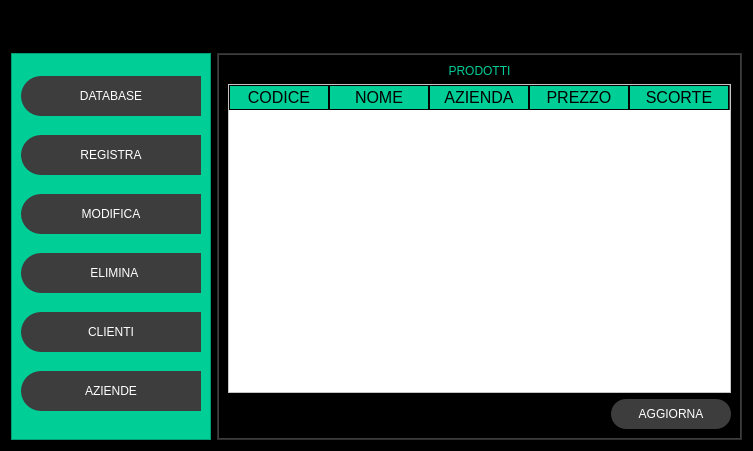
The window that GUI/disegno.ui (Daniel-Diocis/Software-Gestionale-Magazzino) describes before a commit, drawn with Qt 5.
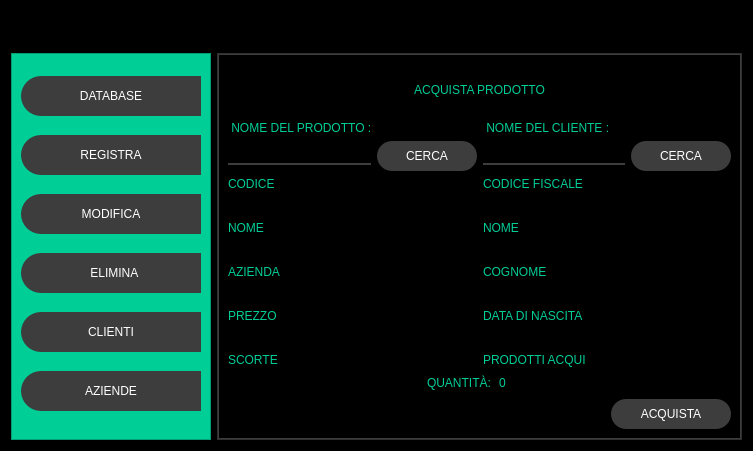
The same window after the commit. The open tabs and pages were chosen to show the change. Icons and pictures are not drawn.

Diff of the .ui file:
```diff
--- a/GUI/disegno.ui
+++ b/GUI/disegno.ui
@@ -137,7 +137,7 @@
             </property>
             <property name="icon">
              <iconset>
-              <normaloff>imagenes/menu.svg</normaloff>imagenes/menu.svg</iconset>
+              <normaloff>../immagini/menu.svg</normaloff>../immagini/menu.svg</iconset>
             </property>
             <property name="iconSize">
              <size>
@@ -335,7 +335,7 @@
                </property>
                <property name="icon">
                 <iconset>
-                 <normaloff>imagenes/base datos.svg</normaloff>imagenes/base datos.svg</iconset>
+                 <normaloff>../immagini/database.svg</normaloff>../immagini/database.svg</iconset>
                </property>
                <property name="iconSize">
                 <size>
@@ -358,7 +358,7 @@
                </property>
                <property name="icon">
                 <iconset>
-                 <normaloff>imagenes/registrar.svg</normaloff>imagenes/registrar.svg</iconset>
+                 <normaloff>../immagini/registrare.svg</normaloff>../immagini/registrare.svg</iconset>
                </property>
                <property name="iconSize">
                 <size>
@@ -381,7 +381,7 @@
                </property>
                <property name="icon">
                 <iconset>
-                 <normaloff>imagenes/actualizar.svg</normaloff>imagenes/actualizar.svg</iconset>
+                 <normaloff>../immagini/modifiche.svg</normaloff>../immagini/modifiche.svg</iconset>
                </property>
                <property name="iconSize">
                 <size>
@@ -410,7 +410,7 @@
                </property>
                <property name="icon">
                 <iconset>
-                 <normaloff>imagenes/eliminar.svg</normaloff>imagenes/eliminar.svg</iconset>
+                 <normaloff>../immagini/eliminare.svg</normaloff>../immagini/eliminare.svg</iconset>
                </property>
                <property name="iconSize">
                 <size>
@@ -439,7 +439,7 @@
                </property>
                <property name="icon">
                 <iconset>
-                 <normaloff>imagenes/ajustes.svg</normaloff>imagenes/ajustes.svg</iconset>
+                 <normaloff>../immagini/cliente.svg</normaloff>../immagini/cliente.svg</iconset>
                </property>
                <property name="iconSize">
                 <size>
@@ -462,7 +462,7 @@
                </property>
                <property name="icon">
                 <iconset>
-                 <normaloff>imagenes/ajustes.svg</normaloff>imagenes/ajustes.svg</iconset>
+                 <normaloff>../immagini/azienda.svg</normaloff>../immagini/azienda.svg</iconset>
                </property>
                <property name="iconSize">
                 <size>
@@ -536,6 +536,13 @@
     background-color:  rgb(0, 0, 0);
     border: 1px solid  rgb(0, 206, 151);
 }
+
+QSpinBox {
+	font: 87 12pt &quot;Arial Black&quot;;
+	background-color:#000000ff;
+	color: rgb(0, 206, 151);
+	border:0px solid #14C8DC;
+}
 </string>
             </property>
             <property name="frameShape">
@@ -560,12 +567,12 @@
              <item>
               <widget class="QStackedWidget" name="stackedWidget">
                <property name="currentIndex">
-                <number>11</number>
+                <number>0</number>
                </property>
                <widget class="QWidget" name="page_database">
-                <layout class="QVBoxLayout" name="verticalLayout_9">
+                <layout class="QHBoxLayout" name="horizontalLayout_11">
                  <item>
-                  <layout class="QVBoxLayout" name="verticalLayout_4">
+                  <layout class="QVBoxLayout" name="verticalLayout_18">
                    <item>
                     <widget class="QLabel" name="label_3">
                      <property name="text">
@@ -620,6 +627,19 @@
                        </property>
                       </spacer>
                      </item>
+                     <item>
+                      <widget class="QPushButton" name="bt_acquista">
+                       <property name="minimumSize">
+                        <size>
+                         <width>120</width>
+                         <height>30</height>
+                        </size>
+                       </property>
+                       <property name="text">
+                        <string>ACQUISTA</string>
+                       </property>
+                      </widget>
+                     </item>
                      <item>
                       <widget class="QPushButton" name="bt_aggiorna">
                        <property name="minimumSize">
@@ -1138,6 +1158,8 @@
                 </property>
                 <layout class="QVBoxLayout" name="verticalLayout_15">
                  <item>
+                  <layout class="QVBoxLayout" name="verticalLayout_14">
+                   <item>
                   <widget class="QLabel" name="label_19">
                    <property name="text">
                     <string>CLIENTI</string>
@@ -1251,6 +1273,8 @@
                   </layout>
                  </item>
                 </layout>
+                 </item>
+                </layout>
                </widget>
                <widget class="QWidget" name="page_aggiungi_cliente">
                 <layout class="QVBoxLayout" name="verticalLayout_24">
@@ -1458,7 +1482,7 @@
                    <item>
                     <widget class="QLabel" name="label_46">
                      <property name="text">
-                      <string> NOME DEL PRODOTTO :</string>
+                      <string> NOME DEL CLIENTE:</string>
                      </property>
                     </widget>
                    </item>
@@ -1751,7 +1775,9 @@
                 </layout>
                </widget>
                <widget class="QWidget" name="page_aziende">
-                <layout class="QVBoxLayout" name="verticalLayout_30">
+                <layout class="QVBoxLayout" name="verticalLayout_17">
+                 <item>
+                  <layout class="QVBoxLayout" name="verticalLayout_16">
                  <item>
                   <widget class="QLabel" name="label_54">
                    <property name="text">
@@ -1861,6 +1887,8 @@
                   </layout>
                  </item>
                 </layout>
+                 </item>
+                </layout>
                </widget>
                <widget class="QWidget" name="page_aggiungi_azienda">
                 <layout class="QVBoxLayout" name="verticalLayout_34">
@@ -2352,6 +2380,365 @@
                  </item>
                 </layout>
                </widget>
+               <widget class="QWidget" name="page_acquista">
+                <layout class="QVBoxLayout" name="verticalLayout_41">
+                 <item>
+                  <widget class="QLabel" name="label_25">
+                   <property name="maximumSize">
+                    <size>
+                     <width>16777215</width>
+                     <height>100</height>
+                    </size>
+                   </property>
+                   <property name="text">
+                    <string>ACQUISTA PRODOTTO</string>
+                   </property>
+                   <property name="alignment">
+                    <set>Qt::AlignCenter</set>
+                   </property>
+                  </widget>
+                 </item>
+                 <item>
+                  <layout class="QHBoxLayout" name="horizontalLayout_35">
+                   <item>
+                    <layout class="QVBoxLayout" name="verticalLayout_21">
+                     <item>
+                      <widget class="QLabel" name="label_18">
+                       <property name="text">
+                        <string> NOME DEL PRODOTTO :</string>
+                       </property>
+                      </widget>
+                     </item>
+                     <item>
+                      <layout class="QHBoxLayout" name="horizontalLayout_13">
+                       <item>
+                        <widget class="QLineEdit" name="mod_cerca_prodotto_acquista">
+                         <property name="text">
+                          <string/>
+                         </property>
+                        </widget>
+                       </item>
+                       <item>
+                        <widget class="QPushButton" name="bt_mod_cerca_prodotto_acquista">
+                         <property name="minimumSize">
+                          <size>
+                           <width>100</width>
+                           <height>30</height>
+                          </size>
+                         </property>
+                         <property name="text">
+                          <string>CERCA</string>
+                         </property>
+                        </widget>
+                       </item>
+                      </layout>
+                     </item>
+                     <item>
+                      <layout class="QHBoxLayout" name="horizontalLayout_14">
+                       <item>
+                        <layout class="QVBoxLayout" name="verticalLayout_19">
+                         <property name="spacing">
+                          <number>30</number>
+                         </property>
+                         <item>
+                          <widget class="QLabel" name="label_20">
+                           <property name="text">
+                            <string>CODICE</string>
+                           </property>
+                          </widget>
+                         </item>
+                         <item>
+                          <widget class="QLabel" name="label_21">
+                           <property name="text">
+                            <string>NOME</string>
+                           </property>
+                          </widget>
+                         </item>
+                         <item>
+                          <widget class="QLabel" name="label_22">
+                           <property name="text">
+                            <string>AZIENDA</string>
+                           </property>
+                          </widget>
+                         </item>
+                         <item>
+                          <widget class="QLabel" name="label_23">
+                           <property name="text">
+                            <string>PREZZO</string>
+                           </property>
+                          </widget>
+                         </item>
+                         <item>
+                          <widget class="QLabel" name="label_24">
+                           <property name="text">
+                            <string>SCORTE</string>
+                           </property>
+                          </widget>
+                         </item>
+                        </layout>
+                       </item>
+                       <item>
+                        <layout class="QVBoxLayout" name="verticalLayout_20">
+                         <property name="spacing">
+                          <number>30</number>
+                         </property>
+                         <item>
+                          <widget class="QLabel" name="label_codiceProdotto_acquista">
+                           <property name="text">
+                            <string/>
+                           </property>
+                          </widget>
+                         </item>
+                         <item>
+                          <widget class="QLabel" name="label_nomeProdotto_acquista">
+                           <property name="text">
+                            <string/>
+                           </property>
+                          </widget>
+                         </item>
+                         <item>
+                          <widget class="QLabel" name="label_acqiendaProdotto_acquista">
+                           <property name="text">
+                            <string/>
+                           </property>
+                          </widget>
+                         </item>
+                         <item>
+                          <widget class="QLabel" name="label_prezzoProdotto_acquista">
+                           <property name="text">
+                            <string/>
+                           </property>
+                          </widget>
+                         </item>
+                         <item>
+                          <widget class="QLabel" name="label_scorteProdotto_acquista">
+                           <property name="text">
+                            <string/>
+                           </property>
+                          </widget>
+                         </item>
+                        </layout>
+                       </item>
+                      </layout>
+                     </item>
+                    </layout>
+                   </item>
+                   <item>
+                    <layout class="QVBoxLayout" name="verticalLayout_28">
+                     <item>
+                      <widget class="QLabel" name="label_26">
+                       <property name="text">
+                        <string> NOME DEL CLIENTE :</string>
+                       </property>
+                      </widget>
+                     </item>
+                     <item>
+                      <layout class="QHBoxLayout" name="horizontalLayout_15">
+                       <item>
+                        <widget class="QLineEdit" name="mod_cerca_cliente_acquista">
+                         <property name="text">
+                          <string/>
+                         </property>
+                        </widget>
+                       </item>
+                       <item>
+                        <widget class="QPushButton" name="bt_mod_cerca_cliente_acquista">
+                         <property name="minimumSize">
+                          <size>
+                           <width>100</width>
+                           <height>30</height>
+                          </size>
+                         </property>
+                         <property name="text">
+                          <string>CERCA</string>
+                         </property>
+                        </widget>
+                       </item>
+                      </layout>
+                     </item>
+                     <item>
+                      <layout class="QHBoxLayout" name="horizontalLayout_32">
+                       <item>
+                        <layout class="QVBoxLayout" name="verticalLayout_30">
+                         <property name="spacing">
+                          <number>30</number>
+                         </property>
+                         <item>
+                          <widget class="QLabel" name="label_27">
+                           <property name="text">
+                            <string>CODICE FISCALE</string>
+                           </property>
+                          </widget>
+                         </item>
+                         <item>
+                          <widget class="QLabel" name="label_28">
+                           <property name="text">
+                            <string>NOME</string>
+                           </property>
+                          </widget>
+                         </item>
+                         <item>
+                          <widget class="QLabel" name="label_29">
+                           <property name="text">
+                            <string>COGNOME</string>
+                           </property>
+                          </widget>
+                         </item>
+                         <item>
+                          <widget class="QLabel" name="label_30">
+                           <property name="text">
+                            <string>DATA DI NASCITA</string>
+                           </property>
+                          </widget>
+                         </item>
+                         <item>
+                          <widget class="QLabel" name="label_31">
+                           <property name="text">
+                            <string>PRODOTTI ACQUI</string>
+                           </property>
+                          </widget>
+                         </item>
+                        </layout>
+                       </item>
+                       <item>
+                        <layout class="QVBoxLayout" name="verticalLayout_40">
+                         <property name="spacing">
+                          <number>30</number>
+                         </property>
+                         <item>
+                          <widget class="QLabel" name="label_codiceFiscaleCliente_acquista">
+                           <property name="text">
+                            <string/>
+                           </property>
+                          </widget>
+                         </item>
+                         <item>
+                          <widget class="QLabel" name="label_nomeCliente_acquista">
+                           <property name="text">
+                            <string/>
+                           </property>
+                          </widget>
+                         </item>
+                         <item>
+                          <widget class="QLabel" name="label_cognomeCliente_acquista">
+                           <property name="text">
+                            <string/>
+                           </property>
+                          </widget>
+                         </item>
+                         <item>
+                          <widget class="QLabel" name="label_dataDiNascitaCliente_acquista">
+                           <property name="text">
+                            <string/>
+                           </property>
+                          </widget>
+                         </item>
+                         <item>
+                          <widget class="QLabel" name="label_prodottiAcquistatiCliente_acquista">
+                           <property name="text">
+                            <string/>
+                           </property>
+                          </widget>
+                         </item>
+                        </layout>
+                       </item>
+                      </layout>
+                     </item>
+                    </layout>
+                   </item>
+                  </layout>
+                 </item>
+                 <item>
+                  <layout class="QHBoxLayout" name="horizontalLayout_33">
+                   <item>
+                    <spacer name="horizontalSpacer_8">
+                     <property name="orientation">
+                      <enum>Qt::Horizontal</enum>
+                     </property>
+                     <property name="sizeHint" stdset="0">
+                      <size>
+                       <width>40</width>
+                       <height>20</height>
+                      </size>
+                     </property>
+                    </spacer>
+                   </item>
+                   <item>
+                    <widget class="QLabel" name="label_32">
+                     <property name="text">
+                      <string>QUANTITÀ:</string>
+                     </property>
+                    </widget>
+                   </item>
+                   <item>
+                    <widget class="QSpinBox" name="spinBox_quantita_acquista"/>
+                   </item>
+                   <item>
+                    <spacer name="horizontalSpacer_9">
+                     <property name="orientation">
+                      <enum>Qt::Horizontal</enum>
+                     </property>
+                     <property name="sizeHint" stdset="0">
+                      <size>
+                       <width>40</width>
+                       <height>20</height>
+                      </size>
+                     </property>
+                    </spacer>
+                   </item>
+                  </layout>
+                 </item>
+                 <item>
+                  <layout class="QHBoxLayout" name="horizontalLayout_34">
+                   <property name="spacing">
+                    <number>6</number>
+                   </property>
+                   <item>
+                    <widget class="QLabel" name="signal_registra_acquista">
+                     <property name="minimumSize">
+                      <size>
+                       <width>200</width>
+                       <height>0</height>
+                      </size>
+                     </property>
+                     <property name="text">
+                      <string/>
+                     </property>
+                     <property name="alignment">
+                      <set>Qt::AlignCenter</set>
+                     </property>
+                    </widget>
+                   </item>
+                   <item>
+                    <spacer name="horizontalSpacer_11">
+                     <property name="orientation">
+                      <enum>Qt::Horizontal</enum>
+                     </property>
+                     <property name="sizeHint" stdset="0">
+                      <size>
+                       <width>40</width>
+                       <height>20</height>
+                      </size>
+                     </property>
+                    </spacer>
+                   </item>
+                   <item>
+                    <widget class="QPushButton" name="bt_acq_acquista">
+                     <property name="minimumSize">
+                      <size>
+                       <width>120</width>
+                       <height>30</height>
+                      </size>
+                     </property>
+                     <property name="text">
+                      <string>ACQUISTA</string>
+                     </property>
+                    </widget>
+                   </item>
+                  </layout>
+                 </item>
+                </layout>
+               </widget>
               </widget>
              </item>
             </layout>
```
Lines whose indentation alone changed are shown as unchanged.
